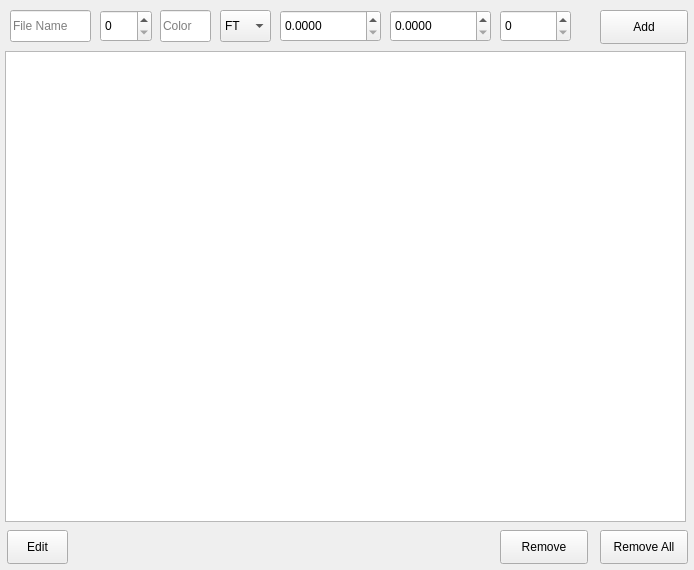
Jackkade/PricingManager, file src/main/mainwindow.ui: the form before one commit.
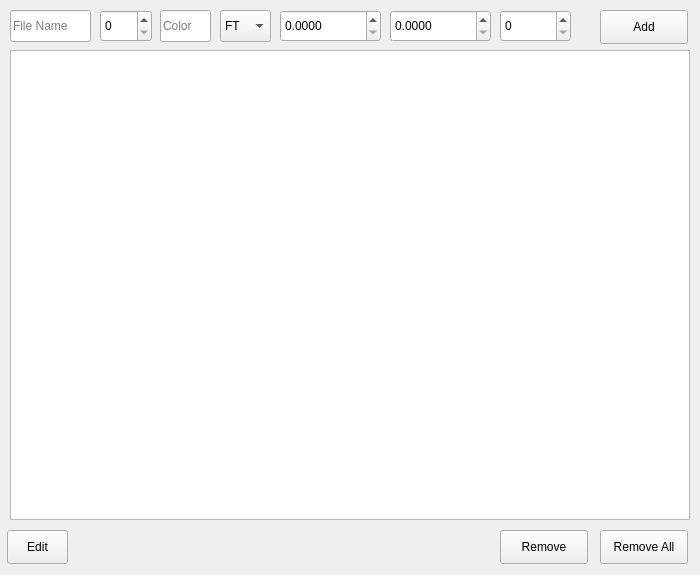
The form after the commit.

```diff
--- a/src/main/mainwindow.ui
+++ b/src/main/mainwindow.ui
@@ -6,8 +6,8 @@
    <rect>
     <x>0</x>
     <y>0</y>
-    <width>694</width>
-    <height>570</height>
+    <width>700</width>
+    <height>575</height>
    </rect>
   </property>
   <property name="windowTitle">
@@ -52,10 +52,10 @@
    <widget class="QListWidget" name="listWidget">
     <property name="geometry">
      <rect>
-      <x>5</x>
-      <y>51</y>
-      <width>681</width>
-      <height>471</height>
+      <x>10</x>
+      <y>50</y>
+      <width>680</width>
+      <height>470</height>
      </rect>
     </property>
    </widget>
```
